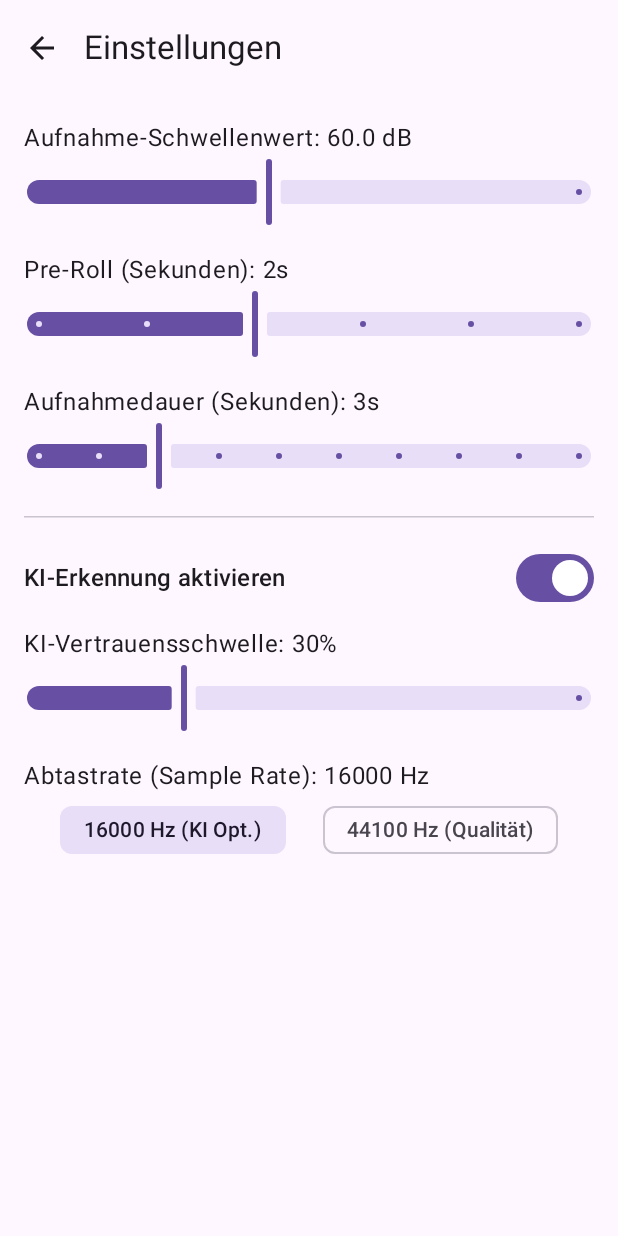
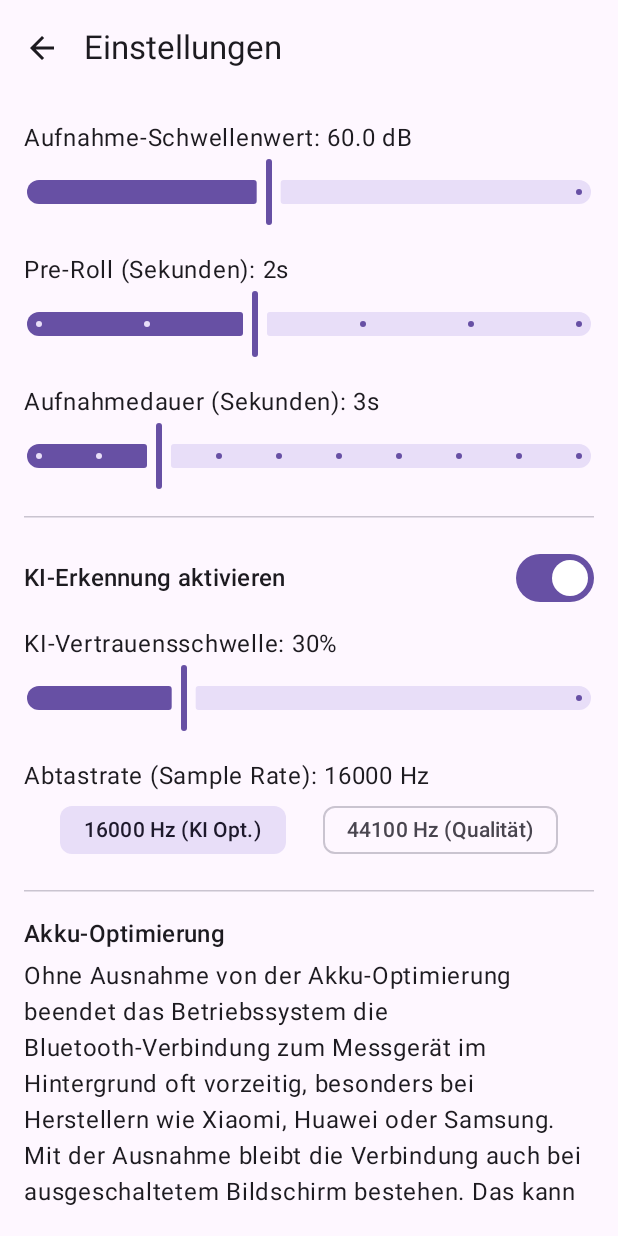
Before and after one commit to arthurschaab-bit/Noiseprotocol_Android, an Android app built with Jetpack Compose: the SettingsScreen screen opened through its navigation route, on a phone screen of 412 x 824 dp. Run offline under Robolectric (Android 15) with nearby library versions, the phone set to English and light mode, and no system bars; libraries missing offline, so code that uses them is left out: org.tensorflow.lite; 1 statement that could not run was skipped.

Commit message:
M3 Aufgabe 4: Akku-Optimierungs-Ausnahme in den Einstellungen anfordern
Neuer Abschnitt in SettingsScreen zeigt den aktuellen Ausnahmestatus
(PowerManager.isIgnoringBatteryOptimizations) und erklärt bei fehlender
Ausnahme ehrlich, warum sie sinnvoll ist: ohne sie beenden vor allem
Hersteller-ROMs (Xiaomi, Huawei, Samsung) die Bluetooth-Verbindung zum
Messgerät im Hintergrund oft vorzeitig. Der Button öffnet den
Systemdialog REQUEST_IGNORE_BATTERY_OPTIMIZATIONS; der Status wird
beim Zurückkehren (ON_RESUME) neu gelesen statt optimistisch
angenommen. Keine automatische Erzwingung - der Nutzer entscheidet.

```diff
--- a/app/src/main/java/com/example/lrmprotokoll/ui/SettingsScreen.kt
+++ b/app/src/main/java/com/example/lrmprotokoll/ui/SettingsScreen.kt
@@ -1,5 +1,9 @@
 package com.example.lrmprotokoll.ui
 
+import android.content.Intent
+import android.net.Uri
+import android.os.PowerManager
+import android.provider.Settings
 import androidx.compose.foundation.layout.*
 import androidx.compose.material.icons.Icons
 import androidx.compose.material.icons.automirrored.filled.ArrowBack
@@ -8,7 +12,10 @@ import androidx.compose.runtime.*
 import androidx.compose.ui.Alignment
 import androidx.compose.ui.Modifier
 import androidx.compose.ui.platform.LocalContext
+import androidx.compose.ui.platform.LocalLifecycleOwner
 import androidx.compose.ui.unit.dp
+import androidx.lifecycle.Lifecycle
+import androidx.lifecycle.LifecycleEventObserver
 import com.example.lrmprotokoll.LaermprotokollApp
 import java.util.Locale
 
@@ -25,6 +32,24 @@ fun SettingsScreen(onBack: () -> Unit) {
     var aiEnabled by remember { mutableStateOf(settings.aiEnabled) }
     var aiConfidence by remember { mutableFloatStateOf(settings.aiConfidenceThreshold) }
     var sampleRate by remember { mutableIntStateOf(settings.audioSampleRate) }
+
+    val powerManager = remember { context.getSystemService(PowerManager::class.java) }
+    fun isIgnoringBatteryOptimizations() =
+        powerManager?.isIgnoringBatteryOptimizations(context.packageName) ?: true
+    var batteryOptimizationIgnored by remember { mutableStateOf(isIgnoringBatteryOptimizations()) }
+
+    // Der Systemdialog laeuft in einer eigenen Activity - beim Zurueckkehren (ON_RESUME) den
+    // tatsaechlichen Status neu lesen, statt ihn optimistisch anzunehmen.
+    val lifecycleOwner = LocalLifecycleOwner.current
+    DisposableEffect(lifecycleOwner) {
+        val observer = LifecycleEventObserver { _, event ->
+            if (event == Lifecycle.Event.ON_RESUME) {
+                batteryOptimizationIgnored = isIgnoringBatteryOptimizations()
+            }
+        }
+        lifecycleOwner.lifecycle.addObserver(observer)
+        onDispose { lifecycleOwner.lifecycle.removeObserver(observer) }
+    }
 
     Scaffold(
         topBar = {
@@ -105,6 +130,35 @@ fun SettingsScreen(onBack: () -> Unit) {
                     label = { Text("44100 Hz (Qualität)") }
                 )
             }
+
+            HorizontalDivider(modifier = Modifier.padding(vertical = 16.dp))
+
+            Text("Akku-Optimierung", style = MaterialTheme.typography.titleMedium)
+            Spacer(modifier = Modifier.height(4.dp))
+            if (batteryOptimizationIgnored) {
+                Text(
+                    "Diese App ist von der Akku-Optimierung ausgenommen. Die Messgeräte-" +
+                        "Überwachung im Hintergrund läuft damit zuverlässig weiter."
+                )
+            } else {
+                Text(
+                    "Ohne Ausnahme von der Akku-Optimierung beendet das Betriebssystem die " +
+                        "Bluetooth-Verbindung zum Messgerät im Hintergrund oft vorzeitig, " +
+                        "besonders bei Herstellern wie Xiaomi, Huawei oder Samsung. Mit der " +
+                        "Ausnahme bleibt die Verbindung auch bei ausgeschaltetem Bildschirm " +
+                        "bestehen. Das kann den Akkuverbrauch leicht erhöhen."
+                )
+                Spacer(modifier = Modifier.height(8.dp))
+                Button(onClick = {
+                    val intent = Intent(
+                        Settings.ACTION_REQUEST_IGNORE_BATTERY_OPTIMIZATIONS,
+                        Uri.parse("package:${context.packageName}")
+                    )
+                    context.startActivity(intent)
+                }) {
+                    Text("Akku-Optimierung deaktivieren")
+                }
+            }
         }
     }
 }
```
